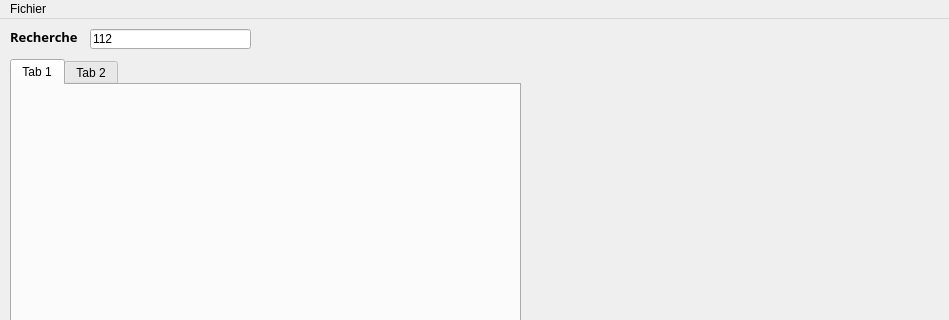
Before: the Qt Designer form mainwindow.ui in JT117/KFet, drawn with Qt 5; both pictures show x 0 to 949 and y 0 to 320 of the 949 by 625 pixel window.
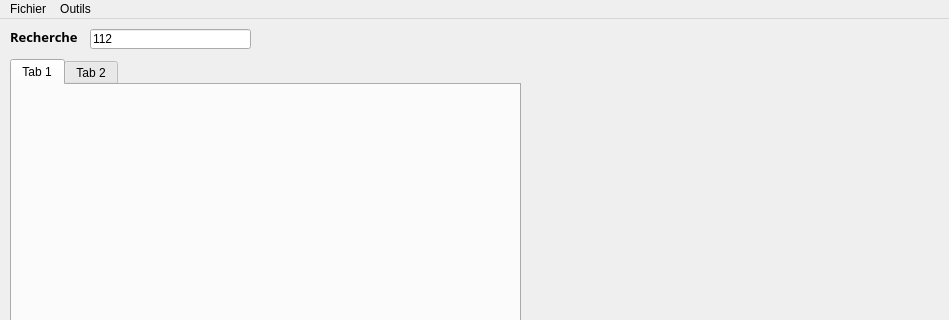
After: the same form once the commit is applied.

Diff of the .ui file:
```diff
--- a/mainwindow.ui
+++ b/mainwindow.ui
@@ -94,7 +94,14 @@
      <string>Fichier</string>
     </property>
    </widget>
+   <widget class="QMenu" name="menuOutils">
+    <property name="title">
+     <string>Outils</string>
+    </property>
+    <addaction name="actionGestion_des_produits"/>
+   </widget>
    <addaction name="menuFichier"/>
+   <addaction name="menuOutils"/>
   </widget>
   <widget class="QStatusBar" name="statusbar"/>
  </widget>
```
Left out of the diff: 5 changed lines with no effect on the pictures.
